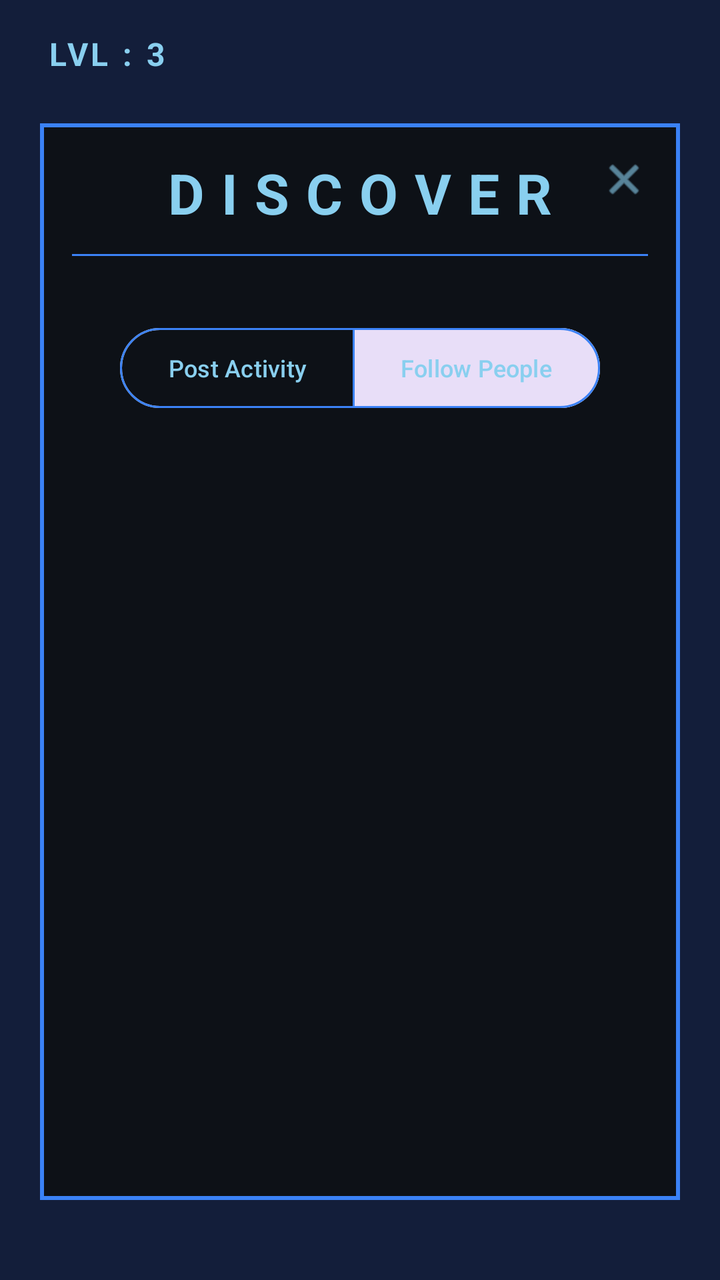
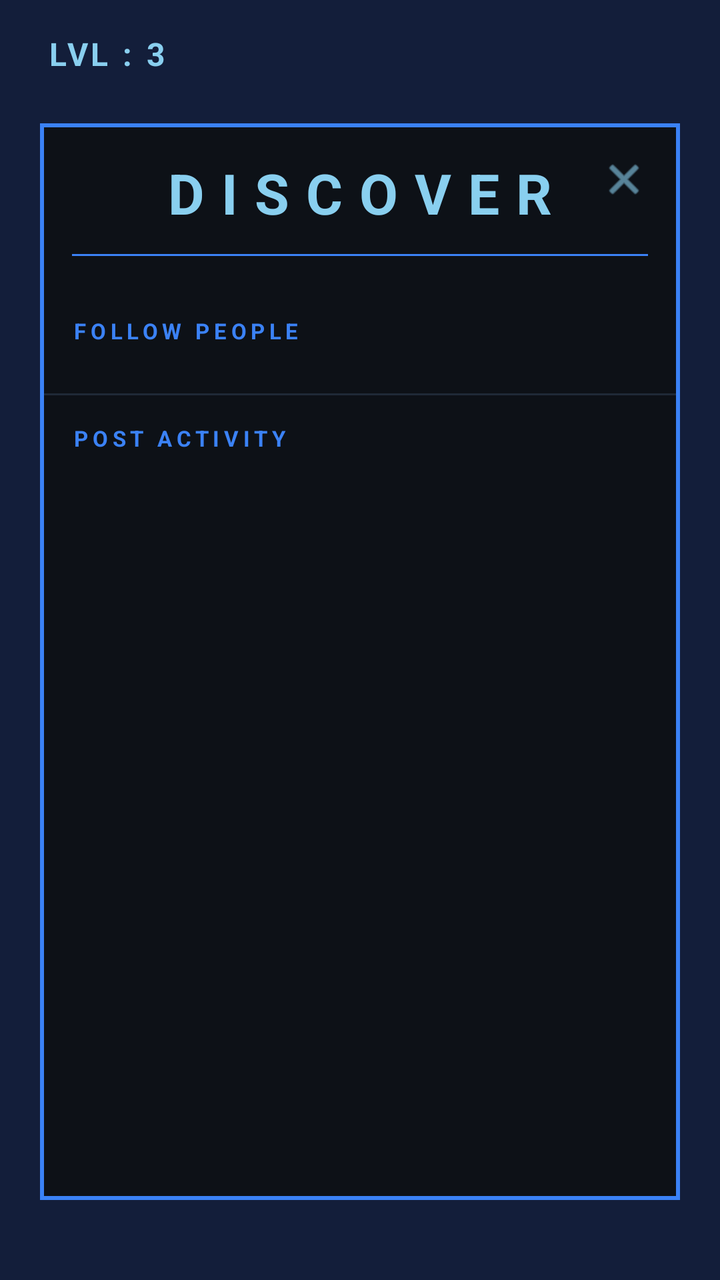

Screens rendered from an Android XML layout before and after an edit, with the pre-edit source and the edit as a unified diff.
<!-- AndroidManifest.xml: application theme Theme.HabitFLOWS -->
<!-- res/layout/activity_discover.xml -->
<?xml version="1.0" encoding="utf-8"?>
<androidx.constraintlayout.widget.ConstraintLayout xmlns:android="http://schemas.android.com/apk/res/android"
    xmlns:app="http://schemas.android.com/apk/res-auto"
    xmlns:tools="http://schemas.android.com/tools"
    android:id="@+id/main"
    android:layout_width="match_parent"
    android:layout_height="match_parent"
    android:background="@color/denim"
    tools:context=".Discover">

    
    <androidx.constraintlayout.widget.ConstraintLayout
        android:id="@+id/topBar"
        android:layout_width="match_parent"
        android:layout_height="wrap_content"
        android:paddingHorizontal="24dp"
        android:paddingVertical="16dp"
        app:layout_constraintTop_toTopOf="parent">

        <TextView
            android:id="@+id/tvLevelDisplay"
            android:layout_width="wrap_content"
            android:layout_height="wrap_content"
            android:letterSpacing="0.1"
            android:text="LVL : 3"
            android:textColor="@color/baby_blue"
            android:textSize="16sp"
            android:textStyle="bold"
            app:layout_constraintStart_toStartOf="parent"
            app:layout_constraintTop_toTopOf="parent" />
    </androidx.constraintlayout.widget.ConstraintLayout>

    <com.google.android.material.card.MaterialCardView
        android:id="@+id/contentWindow"
        android:layout_width="0dp"
        android:layout_height="0dp"
        android:layout_marginHorizontal="20dp"
        android:layout_marginTop="8dp"
        android:layout_marginBottom="24dp"
        app:cardBackgroundColor="#0D1117"
        app:cardCornerRadius="0dp"
        app:cardElevation="0dp"
        app:layout_constraintBottom_toTopOf="@+id/bottomIcons"
        app:layout_constraintEnd_toEndOf="parent"
        app:layout_constraintStart_toStartOf="parent"
        app:layout_constraintTop_toBottomOf="@id/topBar"
        app:strokeColor="#3B82F6"
        app:strokeWidth="2dp">

        <androidx.constraintlayout.widget.ConstraintLayout
            android:layout_width="match_parent"
            android:layout_height="match_parent">

            
            <androidx.constraintlayout.widget.ConstraintLayout
                android:id="@+id/windowHeader"
                android:layout_width="match_parent"
                android:layout_height="wrap_content"
                android:padding="16dp"
                app:layout_constraintTop_toTopOf="parent">

                <ImageView
                    android:id="@+id/btnBackDiscover"
                    android:layout_width="24dp"
                    android:layout_height="24dp"
                    android:src="@android:drawable/ic_menu_close_clear_cancel"
                    app:layout_constraintEnd_toEndOf="parent"
                    app:layout_constraintTop_toTopOf="parent"
                    app:tint="@color/baby_blue" />

                <TextView
                    android:id="@+id/tvDiscoverTitle"
                    android:layout_width="wrap_content"
                    android:layout_height="wrap_content"
                    android:letterSpacing="0.3"
                    android:text="DISCOVER"
                    android:textColor="@color/baby_blue"
                    android:textSize="28sp"
                    android:textStyle="bold"
                    app:layout_constraintEnd_toEndOf="parent"
                    app:layout_constraintStart_toStartOf="parent"
                    app:layout_constraintTop_toTopOf="parent" />

                <View
                    android:layout_width="match_parent"
                    android:layout_height="1dp"
                    android:layout_marginTop="12dp"
                    android:background="#3B82F6"
                    app:layout_constraintTop_toBottomOf="@id/tvDiscoverTitle" />
            </androidx.constraintlayout.widget.ConstraintLayout>

            
            <com.google.android.material.button.MaterialButtonToggleGroup
                android:id="@+id/toggleGroupDiscover"
                android:layout_width="wrap_content"
                android:layout_height="wrap_content"
                android:layout_marginTop="16dp"
                app:checkedButton="@+id/btnFollowPeople"
                app:layout_constraintEnd_toEndOf="parent"
                app:layout_constraintStart_toStartOf="parent"
                app:layout_constraintTop_toBottomOf="@id/windowHeader"
                app:selectionRequired="true"
                app:singleSelection="true">

                <com.google.android.material.button.MaterialButton
                    android:id="@+id/btnActivityFeed"
                    style="@style/Widget.Material3.Button.OutlinedButton"
                    android:layout_width="wrap_content"
                    android:layout_height="wrap_content"
                    android:text="Post Activity"
                    android:textColor="@color/baby_blue"
                    android:textSize="12sp"
                    app:strokeColor="@color/border" />

                <com.google.android.material.button.MaterialButton
                    android:id="@+id/btnFollowPeople"
                    style="@style/Widget.Material3.Button.OutlinedButton"
                    android:layout_width="wrap_content"
                    android:layout_height="wrap_content"
                    android:text="Follow People"
                    android:textColor="@color/baby_blue"
                    android:textSize="12sp"
                    app:strokeColor="@color/border" />

            </com.google.android.material.button.MaterialButtonToggleGroup>

            
            <androidx.recyclerview.widget.RecyclerView
                android:id="@+id/rvDiscover"
                android:layout_width="match_parent"
                android:layout_height="0dp"
                android:layout_marginTop="12dp"
                android:clipToPadding="false"
                android:paddingHorizontal="16dp"
                android:paddingBottom="16dp"
                app:layout_constraintBottom_toBottomOf="parent"
                app:layout_constraintTop_toBottomOf="@id/toggleGroupDiscover"
                tools:listitem="@layout/item_user" />

        </androidx.constraintlayout.widget.ConstraintLayout>
    </com.google.android.material.card.MaterialCardView>

    
    <LinearLayout
        android:id="@+id/bottomIcons"
        android:layout_width="match_parent"
        android:layout_height="wrap_content"
        android:gravity="center"
        android:orientation="horizontal"
        android:paddingBottom="16dp"
        app:layout_constraintBottom_toBottomOf="parent"/>

</androidx.constraintlayout.widget.ConstraintLayout>
<!-- res/layout/item_user.xml (included above) -->
<?xml version="1.0" encoding="utf-8"?>
<com.google.android.material.card.MaterialCardView xmlns:android="http://schemas.android.com/apk/res/android"
    xmlns:app="http://schemas.android.com/apk/res-auto"
    android:layout_width="match_parent"
    android:layout_height="wrap_content"
    android:layout_marginHorizontal="4dp"
    android:layout_marginVertical="6dp"
    app:cardBackgroundColor="#0D1117"
    app:cardCornerRadius="0dp"
    app:cardElevation="0dp"
    app:strokeColor="#3B82F6"
    app:strokeWidth="1dp">

    <androidx.constraintlayout.widget.ConstraintLayout
        android:layout_width="match_parent"
        android:layout_height="wrap_content"
        android:padding="12dp">

        <com.google.android.material.imageview.ShapeableImageView
            android:id="@+id/ivUserAvatar"
            android:layout_width="45dp"
            android:layout_height="45dp"
            android:scaleType="centerCrop"
            android:src="@drawable/profilepic"
            app:layout_constraintBottom_toBottomOf="parent"
            app:layout_constraintStart_toStartOf="parent"
            app:layout_constraintTop_toTopOf="parent"
            app:shapeAppearanceOverlay="@style/ShapeAppearance.Material3.Corner.Full"
            app:strokeColor="#A78BFA"
            app:strokeWidth="1dp" />

        <LinearLayout
            android:layout_width="0dp"
            android:layout_height="wrap_content"
            android:layout_marginStart="16dp"
            android:layout_marginEnd="8dp"
            android:orientation="vertical"
            app:layout_constraintBottom_toBottomOf="parent"
            app:layout_constraintEnd_toStartOf="@+id/btnFollow"
            app:layout_constraintStart_toEndOf="@id/ivUserAvatar"
            app:layout_constraintTop_toTopOf="parent">

            <TextView
                android:id="@+id/tvDiscoveryUsername"
                android:layout_width="wrap_content"
                android:layout_height="wrap_content"
                android:text="Username"
                android:textColor="#FFFFFF"
                android:textSize="16sp"
                android:textStyle="bold" />

            <TextView
                android:id="@+id/tvUserLevel"
                android:layout_width="wrap_content"
                android:layout_height="wrap_content"
                android:text="LVL: 5"
                android:textColor="@color/baby_blue"
                android:textSize="12sp" />
        </LinearLayout>

        <com.google.android.material.button.MaterialButton
            android:id="@+id/btnFollow"
            style="@style/Widget.Material3.Button.TextButton"
            android:layout_width="wrap_content"
            android:layout_height="wrap_content"
            android:minHeight="0dp"
            android:text="FOLLOW"
            android:textColor="#60A5FA"
            android:textSize="11sp"
            android:textStyle="bold"
            app:layout_constraintBottom_toBottomOf="parent"
            app:layout_constraintEnd_toEndOf="parent"
            app:layout_constraintTop_toTopOf="parent" />

    </androidx.constraintlayout.widget.ConstraintLayout>
</com.google.android.material.card.MaterialCardView>
<!-- resources referenced by this layout -->
<resources>
  <color name="baby_blue">#89CFEF</color>
  <color name="border">#3B82F6</color>
  <color name="denim">#131E3A</color>
  <!-- drawable profilepic: jpeg bitmap (drawable, 41021 bytes) -->
  <style name="Theme.HabitFLOWS" parent="Base.Theme.HabitFLOWS" />
  <style name="Base.Theme.HabitFLOWS" parent="Theme.Material3.DayNight.NoActionBar">
          
          
      </style>
</resources>

<!-- the commit's change to res/layout/activity_discover.xml (unified diff, before → after) -->
@@ -90,52 +90,71 @@
             </androidx.constraintlayout.widget.ConstraintLayout>
 
             
-            <com.google.android.material.button.MaterialButtonToggleGroup
-                android:id="@+id/toggleGroupDiscover"
-                android:layout_width="wrap_content"
-                android:layout_height="wrap_content"
-                android:layout_marginTop="16dp"
-                app:checkedButton="@+id/btnFollowPeople"
+            <androidx.core.widget.NestedScrollView
+                android:layout_width="0dp"
+                android:layout_height="0dp"
+                app:layout_constraintBottom_toBottomOf="parent"
                 app:layout_constraintEnd_toEndOf="parent"
                 app:layout_constraintStart_toStartOf="parent"
-                app:layout_constraintTop_toBottomOf="@id/windowHeader"
-                app:selectionRequired="true"
-                app:singleSelection="true">
+                app:layout_constraintTop_toBottomOf="@id/windowHeader">
 
-                <com.google.android.material.button.MaterialButton
-                    android:id="@+id/btnActivityFeed"
-                    style="@style/Widget.Material3.Button.OutlinedButton"
-                    android:layout_width="wrap_content"
+                <LinearLayout
+                    android:layout_width="match_parent"
                     android:layout_height="wrap_content"
-                    android:text="Post Activity"
-                    android:textColor="@color/baby_blue"
-                    android:textSize="12sp"
-                    app:strokeColor="@color/border" />
+                    android:orientation="vertical"
+                    android:paddingBottom="16dp">
 
-                <com.google.android.material.button.MaterialButton
-                    android:id="@+id/btnFollowPeople"
-                    style="@style/Widget.Material3.Button.OutlinedButton"
-                    android:layout_width="wrap_content"
-                    android:layout_height="wrap_content"
-                    android:text="Follow People"
-                    android:textColor="@color/baby_blue"
-                    android:textSize="12sp"
-                    app:strokeColor="@color/border" />
+                    
+                    <TextView
+                        android:layout_width="match_parent"
+                        android:layout_height="wrap_content"
+                        android:letterSpacing="0.2"
+                        android:paddingHorizontal="16dp"
+                        android:paddingTop="14dp"
+                        android:paddingBottom="8dp"
+                        android:text="FOLLOW PEOPLE"
+                        android:textColor="#3B82F6"
+                        android:textSize="11sp"
+                        android:textStyle="bold" />
 
-            </com.google.android.material.button.MaterialButtonToggleGroup>
+                    <androidx.recyclerview.widget.RecyclerView
+                        android:id="@+id/rvUsers"
+                        android:layout_width="match_parent"
+                        android:layout_height="wrap_content"
+                        android:clipToPadding="false"
+                        android:nestedScrollingEnabled="false"
+                        android:orientation="horizontal"
+                        android:paddingHorizontal="10dp" />
 
-            
-            <androidx.recyclerview.widget.RecyclerView
-                android:id="@+id/rvDiscover"
-                android:layout_width="match_parent"
-                android:layout_height="0dp"
-                android:layout_marginTop="12dp"
-                android:clipToPadding="false"
-                android:paddingHorizontal="16dp"
-                android:paddingBottom="16dp"
-                app:layout_constraintBottom_toBottomOf="parent"
-                app:layout_constraintTop_toBottomOf="@id/toggleGroupDiscover"
-                tools:listitem="@layout/item_user" />
+                    <View
+                        android:layout_width="match_parent"
+                        android:layout_height="1dp"
+                        android:layout_marginTop="16dp"
+                        android:background="#1F2937" />
+
+                    
+                    <TextView
+                        android:layout_width="match_parent"
+                        android:layout_height="wrap_content"
+                        android:letterSpacing="0.2"
+                        android:paddingHorizontal="16dp"
+                        android:paddingTop="14dp"
+                        android:paddingBottom="4dp"
+                        android:text="POST ACTIVITY"
+                        android:textColor="#3B82F6"
+                        android:textSize="11sp"
+                        android:textStyle="bold" />
+
+                    <androidx.recyclerview.widget.RecyclerView
+                        android:id="@+id/rvPosts"
+                        android:layout_width="match_parent"
+                        android:layout_height="wrap_content"
+                        android:clipToPadding="false"
+                        android:nestedScrollingEnabled="false"
+                        android:paddingBottom="8dp" />
+
+                </LinearLayout>
+            </androidx.core.widget.NestedScrollView>
 
         </androidx.constraintlayout.widget.ConstraintLayout>
     </com.google.android.material.card.MaterialCardView>
@@ -148,83 +167,6 @@
         android:gravity="center"
         android:orientation="horizontal"
         android:paddingBottom="16dp"
-        app:layout_constraintBottom_toBottomOf="parent"/>
+        app:layout_constraintBottom_toBottomOf="parent" />
 
 </androidx.constraintlayout.widget.ConstraintLayout>
-<!-- res/layout/item_user.xml (included above) -->
-<?xml version="1.0" encoding="utf-8"?>
-<com.google.android.material.card.MaterialCardView xmlns:android="http://schemas.android.com/apk/res/android"
-    xmlns:app="http://schemas.android.com/apk/res-auto"
-    android:layout_width="match_parent"
-    android:layout_height="wrap_content"
-    android:layout_marginHorizontal="4dp"
-    android:layout_marginVertical="6dp"
-    app:cardBackgroundColor="#0D1117"
-    app:cardCornerRadius="0dp"
-    app:cardElevation="0dp"
-    app:strokeColor="#3B82F6"
-    app:strokeWidth="1dp">
-
-    <androidx.constraintlayout.widget.ConstraintLayout
-        android:layout_width="match_parent"
-        android:layout_height="wrap_content"
-        android:padding="12dp">
-
-        <com.google.android.material.imageview.ShapeableImageView
-            android:id="@+id/ivUserAvatar"
-            android:layout_width="45dp"
-            android:layout_height="45dp"
-            android:scaleType="centerCrop"
-            android:src="@drawable/profilepic"
-            app:layout_constraintBottom_toBottomOf="parent"
-            app:layout_constraintStart_toStartOf="parent"
-            app:layout_constraintTop_toTopOf="parent"
-            app:shapeAppearanceOverlay="@style/ShapeAppearance.Material3.Corner.Full"
-            app:strokeColor="#A78BFA"
-            app:strokeWidth="1dp" />
-
-        <LinearLayout
-            android:layout_width="0dp"
-            android:layout_height="wrap_content"
-            android:layout_marginStart="16dp"
-            android:layout_marginEnd="8dp"
-            android:orientation="vertical"
-            app:layout_constraintBottom_toBottomOf="parent"
-            app:layout_constraintEnd_toStartOf="@+id/btnFollow"
-            app:layout_constraintStart_toEndOf="@id/ivUserAvatar"
-            app:layout_constraintTop_toTopOf="parent">
-
-            <TextView
-                android:id="@+id/tvDiscoveryUsername"
-                android:layout_width="wrap_content"
-                android:layout_height="wrap_content"
-                android:text="Username"
-                android:textColor="#FFFFFF"
-                android:textSize="16sp"
-                android:textStyle="bold" />
-
-            <TextView
-                android:id="@+id/tvUserLevel"
-                android:layout_width="wrap_content"
-                android:layout_height="wrap_content"
-                android:text="LVL: 5"
-                android:textColor="@color/baby_blue"
-                android:textSize="12sp" />
-        </LinearLayout>
-
-        <com.google.android.material.button.MaterialButton
-            android:id="@+id/btnFollow"
-            style="@style/Widget.Material3.Button.TextButton"
-            android:layout_width="wrap_content"
-            android:layout_height="wrap_content"
-            android:minHeight="0dp"
-            android:text="FOLLOW"
-            android:textColor="#60A5FA"
-            android:textSize="11sp"
-            android:textStyle="bold"
-            app:layout_constraintBottom_toBottomOf="parent"
-            app:layout_constraintEnd_toEndOf="parent"
-            app:layout_constraintTop_toTopOf="parent" />
-
-    </androidx.constraintlayout.widget.ConstraintLayout>
-</com.google.android.material.card.MaterialCardView>
<!-- resource entries referenced after the edit -->
@@ -1,9 +1,7 @@
 <!-- resources referenced by this layout -->
 <resources>
   <color name="baby_blue">#89CFEF</color>
-  <color name="border">#3B82F6</color>
   <color name="denim">#131E3A</color>
-  <!-- drawable profilepic: jpeg bitmap (drawable, 41021 bytes) -->
   <style name="Theme.HabitFLOWS" parent="Base.Theme.HabitFLOWS" />
   <style name="Base.Theme.HabitFLOWS" parent="Theme.Material3.DayNight.NoActionBar">
           
